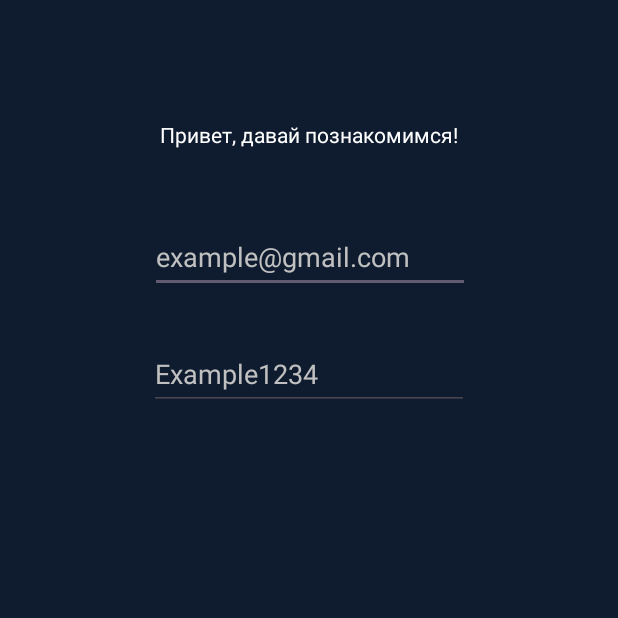
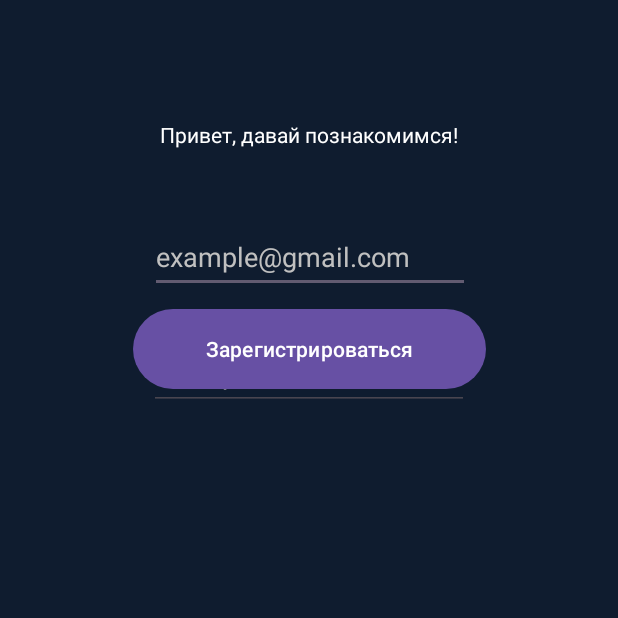
Before and after one commit to pRaBwa4/sport_spot_the_app, an Android app: the screen it shows after launch (MainActivity), on a phone screen of 412 x 824 dp, the top half of it. Run offline under Robolectric (Android 15) with nearby library versions, the phone set to English and light mode, and no system bars; 2 statements that could not run were skipped.

```diff
--- a/app/src/main/res/layout/activity_main.xml
+++ b/app/src/main/res/layout/activity_main.xml
@@ -51,6 +51,17 @@
         app:layout_constraintStart_toStartOf="parent"
         app:layout_constraintTop_toTopOf="parent" />
 
+    <Button
+        android:id="@+id/button3"
+        android:layout_width="235dp"
+        android:layout_height="61dp"
+        android:onClick="registerUser"
+        android:text="Зарегистрироваться"
+        app:layout_constraintBottom_toBottomOf="parent"
+        app:layout_constraintEnd_toEndOf="parent"
+        app:layout_constraintStart_toStartOf="parent"
+        app:layout_constraintTop_toTopOf="parent"
+        app:layout_constraintVertical_bias="0.265" />
 
 
 </androidx.constraintlayout.widget.ConstraintLayout>
```
